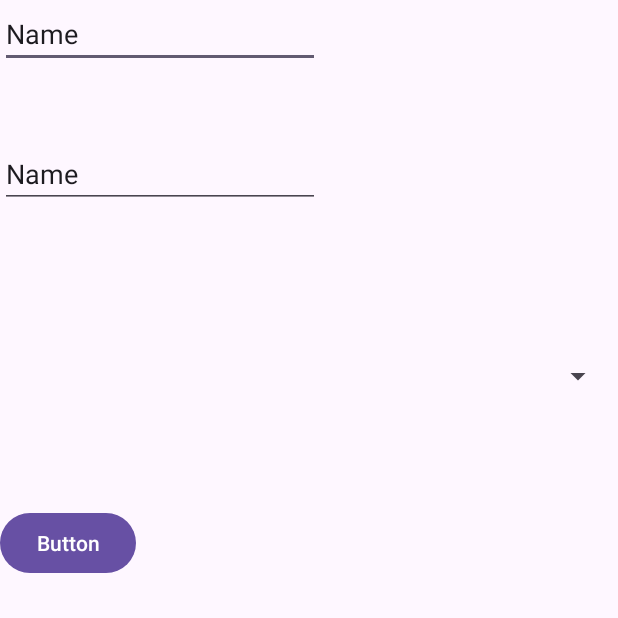
After one commit to Ltrsoft2019/LTRJOB, an Android app: the fragment FeedbacFragment shown on its own in the app's theme, on a phone screen of 412 x 824 dp, the top half of it. The commit adds this screen. Run offline under Robolectric (Android 15) with nearby library versions, the phone set to English and light mode, and no system bars.

Commit message:
commeted by harun

```diff
--- a/app/src/main/java/com/ltrsoft/ltrjob/daoclasses/Login.java
+++ b/app/src/main/java/com/ltrsoft/ltrjob/daoclasses/Login.java
@@ -37,6 +37,7 @@ public class Login {
             @Override
             public void onResponse(String response) {
                 callBack.userSuccess(response.toString());
+
             }
         }, new Response.ErrorListener() {
             @Override
@@ -44,6 +45,7 @@ public class Login {
                 callBack.userError(error.toString());
             }
         }){
+
             @Nullable
             @Override
             protected Map<String, String> getParams() throws AuthFailureError {
--- /dev/null
+++ b/app/src/main/java/com/ltrsoft/ltrjob/fragments/FeedbacFragment.java
@@ -0,0 +1,69 @@
+package com.ltrsoft.ltrjob.fragments;
+
+import android.os.Bundle;
+import androidx.fragment.app.Fragment;
+import android.view.LayoutInflater;
+import android.view.View;
+import android.view.ViewGroup;
+import android.widget.ArrayAdapter;
+import android.widget.EditText;
+import android.widget.Spinner;
+
+import com.ltrsoft.ltrjob.R;
+import com.ltrsoft.ltrjob.daoclasses.Feedback_Deo;
+import com.ltrsoft.ltrjob.interfaces.UserCallBack;
+import com.ltrsoft.ltrjob.pojoclass.Feedback;
+
+public class FeedbacFragment extends Fragment {
+    private EditText editText1, editText2;
+    private Spinner spinner;
+
+    public FeedbacFragment() {
+        // Required empty public constructor
+    }
+
+    @Override
+    public View onCreateView(LayoutInflater inflater, ViewGroup container, Bundle savedInstanceState) {
+        View view = inflater.inflate(R.layout.fragment_feedbac, container, false);
+
+        editText1 = view.findViewById(R.id.editTextText2);
+        editText2 = view.findViewById(R.id.editTextText3);
+
+        spinner = view.findViewById(R.id.spinner);
+
+        view.findViewById(R.id.button).setOnClickListener(new View.OnClickListener() {
+            @Override
+            public void onClick(View v) {
+                // Get data from UI elements
+                String sub = editText1.getText().toString();
+                String des = editText2.getText().toString();
+                String selectedSpinnerItem = spinner.getSelectedItem().toString();
+
+
+                Feedback_Deo feedbackDeo = new Feedback_Deo();
+
+
+                feedbackDeo.feedback(des, sub, selectedSpinnerItem, getContext(), new UserCallBack() {
+                    @Override
+                    public void userSuccess(Object response) {
+
+                    }
+
+                    @Override
+                    public void userError(String error) {
+
+                    }
+                });
+
+                // Call the fetchFeedbackCategoryNames method
+                feedbackDeo.fetchFeedbackCategoryNames(getContext());
+
+                ArrayAdapter<String> nameAdapter = new ArrayAdapter<>(getContext(), android.R.layout.simple_spinner_item);
+                nameAdapter.setDropDownViewResource(android.R.layout.simple_spinner_dropdown_item);
+                spinner.setAdapter(nameAdapter);
+            }
+        });
+
+        return view;
+    }
+}
--- a/app/src/main/java/com/ltrsoft/ltrjob/fragments/NavigationDrawerFragment.java
+++ b/app/src/main/java/com/ltrsoft/ltrjob/fragments/NavigationDrawerFragment.java
@@ -75,7 +75,7 @@ public class NavigationDrawerFragment extends Fragment {
 //                    getFragmentManager().beginTransaction().replace(R.id.constraint, new ExamCardDispalyFragment()).addToBackStack(null).commit();
                     Toast.makeText(getActivity(), "Not create Fragment", Toast.LENGTH_SHORT).show();
                 } else if (id == R.id.sidenav_feedback) {
-//                    getFragmentManager().beginTransaction().add(R.id.constraint, new ExamCardDispalyFragment()).addToBackStack(null).commit();
+                    getFragmentManager().beginTransaction().add(R.id.container, new FeedbacFragment()).addToBackStack(null).commit();
                     Toast.makeText(getActivity(), "Not create Fragment", Toast.LENGTH_SHORT).show();
 
                 } else if (id == R.id.sidenav_setting) {
--- /dev/null
+++ b/app/src/main/res/layout/fragment_feedbac.xml
@@ -0,0 +1,48 @@
+<?xml version="1.0" encoding="utf-8"?>
+<androidx.constraintlayout.widget.ConstraintLayout xmlns:android="http://schemas.android.com/apk/res/android"
+    xmlns:app="http://schemas.android.com/apk/res-auto"
+    xmlns:tools="http://schemas.android.com/tools"
+    android:layout_width="match_parent"
+    android:layout_height="match_parent"
+    tools:context=".fragments.FeedbacFragment">
+
+    <EditText
+        android:id="@+id/editTextText2"
+        android:layout_width="wrap_content"
+        android:layout_height="wrap_content"
+        android:ems="10"
+        android:inputType="text"
+        android:text="Name"
+        app:layout_constraintTop_toTopOf="parent"
+        tools:layout_editor_absoluteX="115dp" />
+
+    <EditText
+        android:id="@+id/editTextText3"
+        android:layout_width="wrap_content"
+        android:layout_height="wrap_content"
+        android:layout_marginTop="48dp"
+        android:ems="10"
+        android:inputType="text"
+        android:text="Name"
+        app:layout_constraintTop_toBottomOf="@+id/editTextText2"
+        tools:layout_editor_absoluteX="100dp" />
+
+    <Spinner
+        android:id="@+id/spinner"
+        android:layout_width="409dp"
+        android:layout_height="wrap_content"
+        android:layout_marginTop="100dp"
+        app:layout_constraintTop_toBottomOf="@+id/editTextText3"
+        tools:layout_editor_absoluteX="1dp" />
+
+    <Button
+        android:id="@+id/button"
+        android:layout_width="wrap_content"
+        android:layout_height="wrap_content"
+        android:text="Button"
+        app:layout_constraintBottom_toBottomOf="parent"
+        app:layout_constraintTop_toBottomOf="@+id/spinner"
+        app:layout_constraintVertical_bias="0.147"
+        tools:layout_editor_absoluteX="160dp" />
+
+</androidx.constraintlayout.widget.ConstraintLayout>
```
Also changed, not shown: app/src/main/java/com/ltrsoft/ltrjob/Adpter/EventHistoryAdapter.java (added, +90 -0 lines), app/src/main/java/com/ltrsoft/ltrjob/daoclasses/EventCard.java (+10 -9 lines), app/src/main/java/com/ltrsoft/ltrjob/daoclasses/Feedback_Deo.java (+65 -0 lines), app/src/main/java/com/ltrsoft/ltrjob/fragments/HistoryFragment.java (+30 -1 lines), app/src/main/res/layout/eventhistorycard.xml (added, +77 -0 lines), app/src/main/res/layout/fragment_history.xml (+14 -0 lines).
